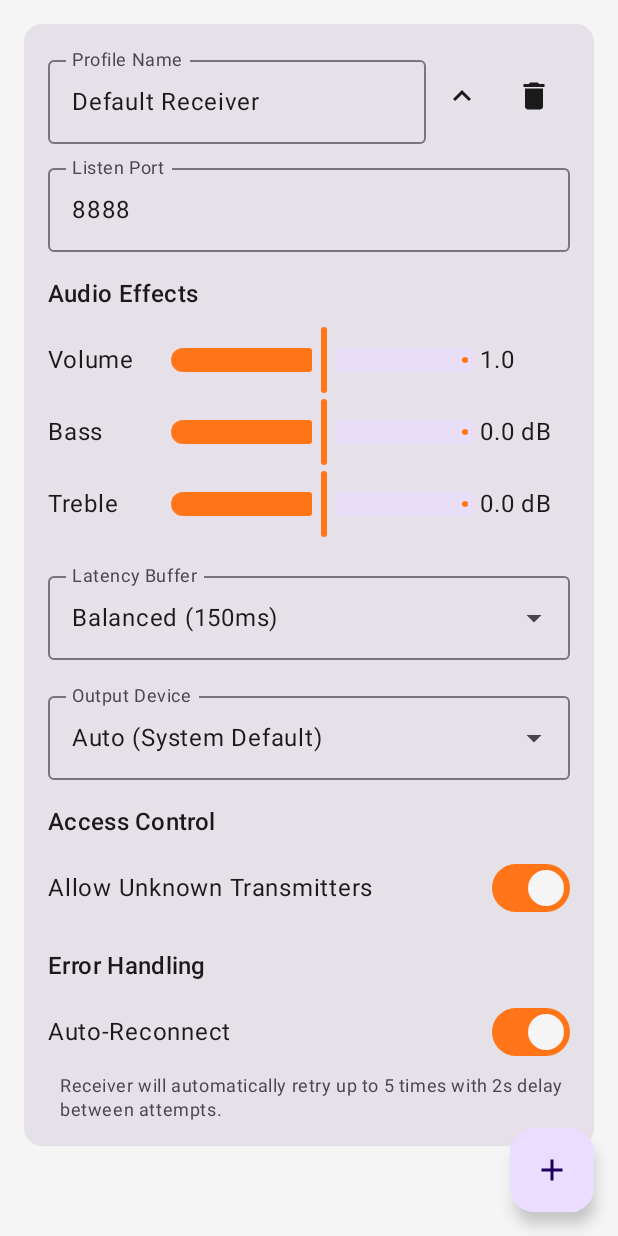
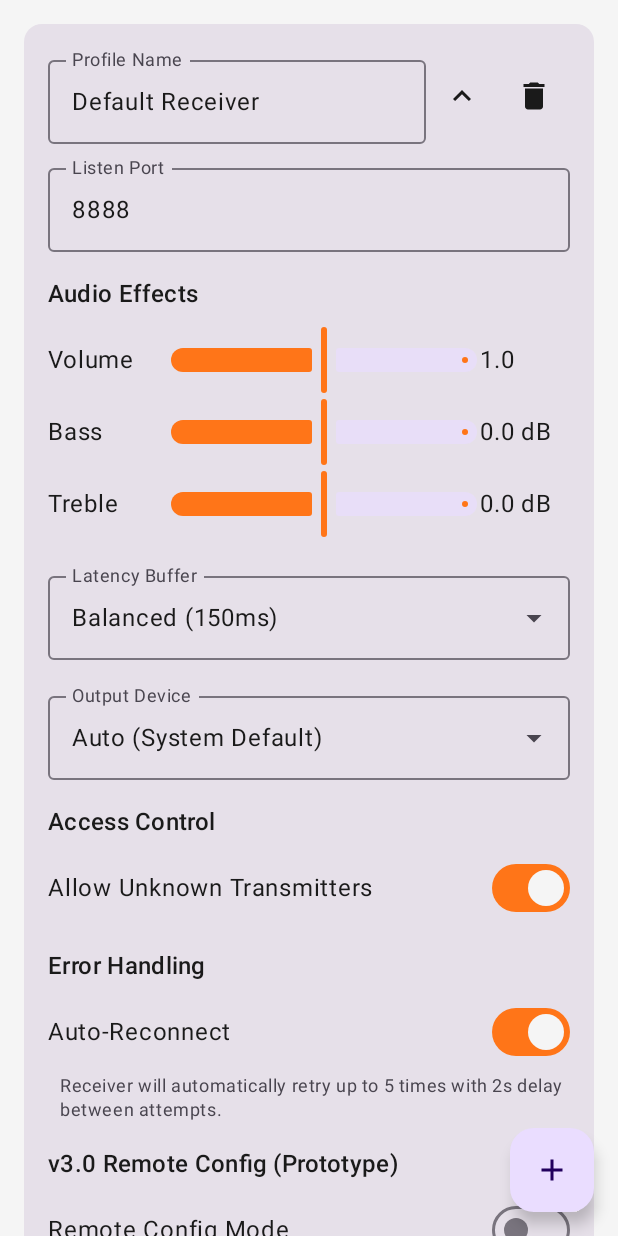
Before and after one commit to stephenmkbrady/AirheadWaves, an Android app built with Jetpack Compose: the ReceiveProfileSettingsScreen screen opened through its navigation route, after a tap on "Expand", on a phone screen of 412 x 824 dp. Run offline under Robolectric (Android 15) with nearby library versions, the phone set to English and light mode, and no system bars.

Commit message:
v3 prototype: Add Remote Config Mode toggle to receiver UI
- Add remoteConfigMode field to ReceiveProfile model (defaults to false)
- Add Remote Config Mode toggle in receiver profile editor UI
- Add descriptive text explaining MQTT-based remote configuration
- Place toggle in new "v3.0 Remote Config (Prototype)" section

When enabled, receiver will accept configuration from CNC transmitters
via MQTT pub/sub channel. Pairing managed through Node Graph Editor.

```diff
--- a/app/src/main/java/space/ring0/airheadwaves/MainActivity.kt
+++ b/app/src/main/java/space/ring0/airheadwaves/MainActivity.kt
@@ -820,9 +820,10 @@ fun ReceiveProfileEditor(
     var allowUnknownTransmitters by remember { mutableStateOf(profile.allowUnknownTransmitters) }
     var allowedIPs by remember { mutableStateOf(profile.allowedTransmitterIPs.joinToString("\n")) }
     var autoReconnect by remember { mutableStateOf(profile.autoReconnect) }
+    var remoteConfigMode by remember { mutableStateOf(profile.remoteConfigMode) }
     var isExpanded by remember { mutableStateOf(false) }
 
-    LaunchedEffect(name, listenPort, bass, treble, volume, bufferSize, outputDevice, allowUnknownTransmitters, allowedIPs, autoReconnect) {
+    LaunchedEffect(name, listenPort, bass, treble, volume, bufferSize, outputDevice, allowUnknownTransmitters, allowedIPs, autoReconnect, remoteConfigMode) {
         val ipList = if (allowedIPs.isBlank()) emptyList() else allowedIPs.split("\n").map { it.trim() }.filter { it.isNotEmpty() }
         onProfileChange(profile.copy(
             name = name,
@@ -834,7 +835,8 @@ fun ReceiveProfileEditor(
             outputDevice = outputDevice,
             allowUnknownTransmitters = allowUnknownTransmitters,
             allowedTransmitterIPs = ipList,
-            autoReconnect = autoReconnect
+            autoReconnect = autoReconnect,
+            remoteConfigMode = remoteConfigMode
         ))
     }
 
@@ -1046,6 +1048,26 @@ fun ReceiveProfileEditor(
                 if (autoReconnect) {
                     Text(
                         "Receiver will automatically retry up to ${profile.maxReconnectAttempts} times with ${profile.reconnectDelayMs / 1000}s delay between attempts.",
+                        style = MaterialTheme.typography.bodySmall,
+                        color = MaterialTheme.colorScheme.onSurfaceVariant,
+                        modifier = Modifier.padding(start = 8.dp, top = 4.dp)
+                    )
+                }
+
+                Spacer(modifier = Modifier.height(8.dp))
+                Text("v3.0 Remote Config (Prototype)", style = MaterialTheme.typography.titleMedium, modifier = Modifier.padding(top = 8.dp, bottom = 8.dp))
+
+                Row(verticalAlignment = Alignment.CenterVertically) {
+                    Text("Remote Config Mode", modifier = Modifier.weight(1f))
+                    Switch(
+                        checked = remoteConfigMode,
+                        onCheckedChange = { remoteConfigMode = it }
+                    )
+                }
+
+                if (remoteConfigMode) {
+                    Text(
+                        "Receiver will accept configuration from CNC transmitters via MQTT. Use Node Graph Editor to pair devices.",
                         style = MaterialTheme.typography.bodySmall,
                         color = MaterialTheme.colorScheme.onSurfaceVariant,
                         modifier = Modifier.padding(start = 8.dp, top = 4.dp)
--- a/app/src/main/java/space/ring0/airheadwaves/models/Profiles.kt
+++ b/app/src/main/java/space/ring0/airheadwaves/models/Profiles.kt
@@ -46,7 +46,9 @@ data class ReceiveProfile(
     // Error handling and reconnection
     val autoReconnect: Boolean = true,
     val reconnectDelayMs: Int = 2000,
-    val maxReconnectAttempts: Int = 5
+    val maxReconnectAttempts: Int = 5,
+    // v3.0 Remote Config Mode
+    val remoteConfigMode: Boolean = false
 )
 
 @Serializable
```
